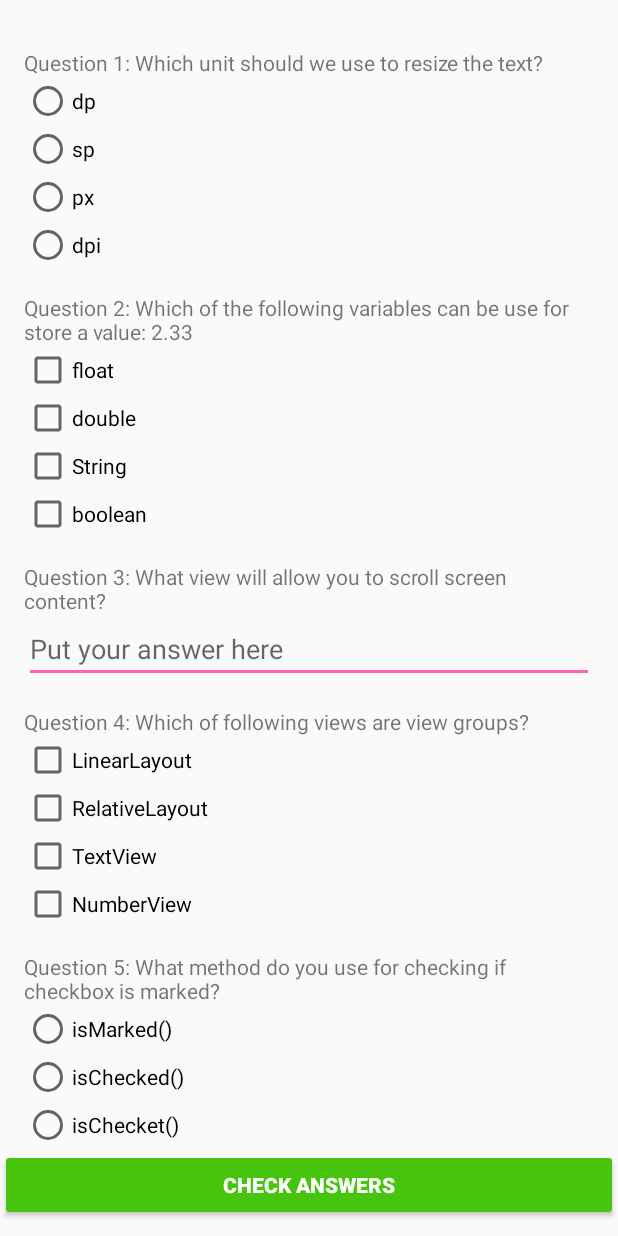
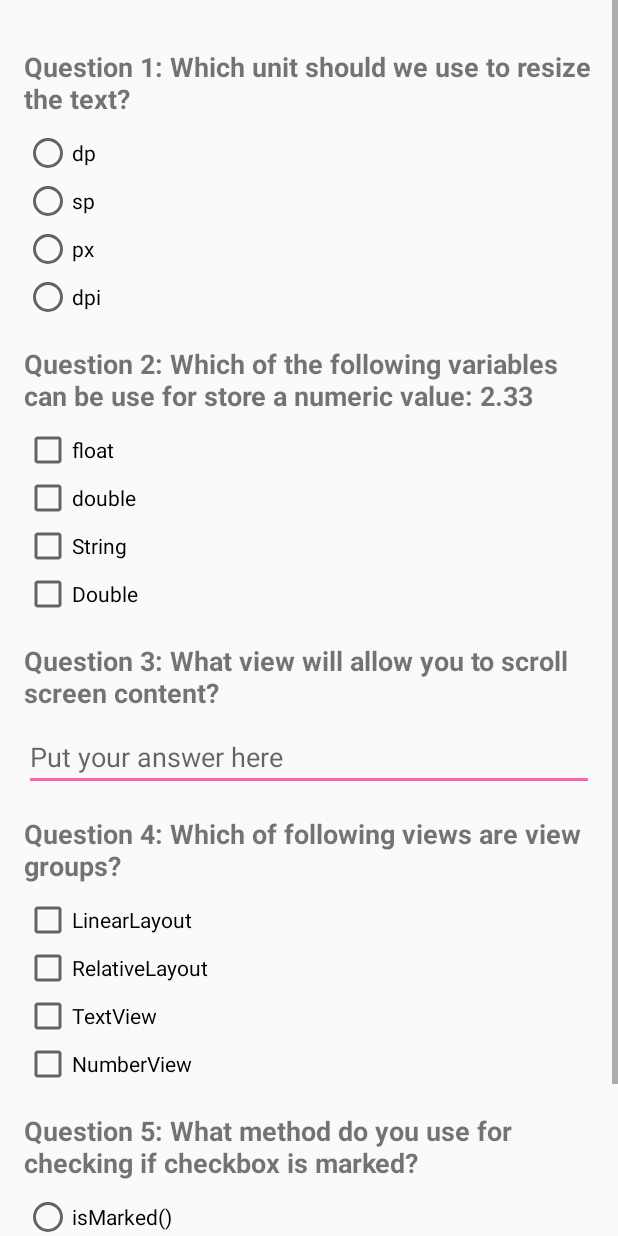
Before and after one commit to c0dexter/Android-Quiz-App, an Android app: the QuizActivity screen opened directly, with no data from a screen before it, on a phone screen of 412 x 824 dp. Run offline under Robolectric (Android 15) with nearby library versions, the phone set to English and light mode, and no system bars.

Commit message:
Logic for checking correct answer has been fixed Highlighting of correct answer has been implemented Redundant and commented code has been removed Additional color has been added Question 2 has been improved, more specific question + fixed answer

```diff
--- a/app/src/main/res/layout/activity_quiz.xml
+++ b/app/src/main/res/layout/activity_quiz.xml
@@ -7,7 +7,7 @@
 
     <RelativeLayout
         android:layout_width="fill_parent"
-        android:layout_height="fill_parent">
+        android:layout_height="wrap_content">
 
         <LinearLayout
             android:layout_width="match_parent"
@@ -18,9 +18,9 @@
             <!-- Question 1 -->
 
             <TextView
+                style="@style/StyleForGuizQuestion"
                 android:layout_width="match_parent"
                 android:layout_height="wrap_content"
-                android:layout_marginTop="@dimen/vertical_margin"
                 android:text="@string/question_1" />
 
             <RadioGroup
@@ -57,7 +57,7 @@
             <TextView
                 android:layout_width="match_parent"
                 android:layout_height="wrap_content"
-                android:layout_marginTop="@dimen/vertical_margin"
+                style="@style/StyleForGuizQuestion"
                 android:text="@string/question_2" />
 
             <CheckBox
@@ -90,7 +90,7 @@
             <TextView
                 android:layout_width="match_parent"
                 android:layout_height="wrap_content"
-                android:layout_marginTop="@dimen/vertical_margin"
+                style="@style/StyleForGuizQuestion"
                 android:text="@string/question_3" />
 
             <EditText
@@ -105,39 +105,39 @@
             <TextView
                 android:layout_width="match_parent"
                 android:layout_height="wrap_content"
-                android:layout_marginTop="@dimen/vertical_margin"
+                style="@style/StyleForGuizQuestion"
                 android:text="@string/question_4" />
 
             <CheckBox
                 android:id="@+id/q4_checkbox_1"
                 android:layout_width="wrap_content"
                 android:layout_height="wrap_content"
-                android:text="LinearLayout" />
+                android:text="@string/linearlayout_answer" />
 
             <CheckBox
                 android:id="@+id/q4_checkbox_2"
                 android:layout_width="wrap_content"
                 android:layout_height="wrap_content"
-                android:text="RelativeLayout" />
+                android:text="@string/relativelayout_answer" />
 
             <CheckBox
                 android:id="@+id/q4_checkbox_3"
                 android:layout_width="wrap_content"
                 android:layout_height="wrap_content"
-                android:text="TextView" />
+                android:text="@string/textview_answer" />
 
             <CheckBox
                 android:id="@+id/q4_checkbox_4"
                 android:layout_width="wrap_content"
                 android:layout_height="wrap_content"
-                android:text="NumberView" />
+                android:text="@string/numberview_answer" />
 
             <!-- Question 5 -->
 
             <TextView
                 android:layout_width="match_parent"
                 android:layout_height="wrap_content"
-                android:layout_marginTop="@dimen/vertical_margin"
+                style="@style/StyleForGuizQuestion"
                 android:text="@string/question_5_what_method_do_you_use_for_checking_if_checkbox_is_marked" />
 
             <RadioGroup
@@ -148,25 +148,25 @@
                     android:id="@+id/q5_rb_1"
                     android:layout_width="wrap_content"
                     android:layout_height="wrap_content"
-                    android:text="isMarked()" />
+                    android:text="@string/ismarked_answer_option" />
 
                 <RadioButton
                     android:id="@+id/q5_rb_2"
                     android:layout_width="wrap_content"
                     android:layout_height="wrap_content"
-                    android:text="isChecked()" />
+                    android:text="@string/ischecked_answer_option" />
 
                 <RadioButton
                     android:id="@+id/q5_rb_3"
                     android:layout_width="wrap_content"
                     android:layout_height="wrap_content"
-                    android:text="isChecket()" />
+                    android:text="@string/ischecket_answer_option" />
 
                 <RadioButton
                     android:id="@+id/q5_rb_4"
                     android:layout_width="wrap_content"
                     android:layout_height="wrap_content"
-                    android:text="isTrue()" />
+                    android:text="@string/istrue_answer_option" />
             </RadioGroup>
 
         </LinearLayout>
@@ -175,7 +175,6 @@
             android:id="@+id/submitButton"
             android:layout_width="match_parent"
             android:layout_height="wrap_content"
-            android:onClick="checkQuizAndShowResult"
             android:layout_alignParentBottom="true"
             android:text="@string/check_answers"
             android:backgroundTint="@color/startButtonColor"
--- a/app/src/main/res/values/colors.xml
+++ b/app/src/main/res/values/colors.xml
@@ -4,4 +4,5 @@
     <color name="colorPrimaryDark">#111111</color>
     <color name="colorAccent">#ff62b0</color>
     <color name="startButtonColor">#47c40e</color>
+    <color name="wrongAnswerColor">#f70202</color>
 </resources>
--- a/app/src/main/res/values/dimens.xml
+++ b/app/src/main/res/values/dimens.xml
@@ -4,7 +4,6 @@
     <dimen name="size_of_welcome_text">30sp</dimen>
     <dimen name="vertical_margin">16dp</dimen>
     <dimen name="drawable_padding">16dp</dimen>
-    <dimen name="size_of_mascots_green_guys">30sp</dimen>
     <dimen name="basic_horizontal_margin">16dp</dimen>
     <dimen name="divider_width">1dp</dimen>
 </resources>
--- a/app/src/main/res/values/strings.xml
+++ b/app/src/main/res/values/strings.xml
@@ -1,6 +1,6 @@
 <resources>
     <string name="app_name">Android Quiz App</string>
-    <string name="answer_10_questions">Answer 10 questions and learn how much you know about Android! Here we go!</string>
+    <string name="answer_10_questions">Answer 5 questions and learn how much you know about Android! Here we go!</string>
     <string name="the_quiz_contains">The quiz contains open questions as well as single and multiple choice answers</string>
     <string name="the_result_you_will_post">The result you will be able to post on social networking sites or send in private messages.</string>
     <string name="before_start">Before start the quiz, please fill out the form below. These data will be used to generate the final message.</string>
@@ -15,14 +15,23 @@
     <string name="sp">sp</string>
     <string name="px">px</string>
     <string name="dpi">dpi</string>
-    <string name="question_2">Question 2: Which of the following variables can be use for store a value: 2.33</string>
+    <string name="question_2">Question 2: Which of the following variables can be use for store a numeric value: 2.33</string>
     <string name="float_answer">float</string>
     <string name="double_answer">double</string>
     <string name="string_answer">String</string>
-    <string name="boolean_answer">boolean</string>
+    <string name="boolean_answer">Double</string>
     <string name="question_3">Question 3: What view will allow you to scroll screen content?</string>
     <string name="put_your_answer_here">Put your answer here</string>
     <string name="question_4">Question 4: Which of following views are view groups?</string>
     <string name="question_5_what_method_do_you_use_for_checking_if_checkbox_is_marked">Question 5: What method do you use for checking if checkbox is marked?</string>
     <string name="check_answers">Check answers</string>
+    <string name="linearlayout_answer">LinearLayout</string>
+    <string name="relativelayout_answer">RelativeLayout</string>
+    <string name="textview_answer">TextView</string>
+    <string name="numberview_answer">NumberView</string>
+    <string name="ismarked_answer_option">isMarked()</string>
+    <string name="ischecked_answer_option">isChecked()</string>
+    <string name="ischecket_answer_option">isChecket()</string>
+    <string name="istrue_answer_option">isTrue()</string>
+    <string name="enter_your_name">Enter your name</string>
 </resources>
--- a/app/src/main/res/values/styles.xml
+++ b/app/src/main/res/values/styles.xml
@@ -20,5 +20,12 @@
         <item name="colorAccent">@color/startButtonColor</item>
     </style>
 
+    <style name="StyleForGuizQuestion">
+        <item name="android:layout_marginTop">16dp</item>
+        <item name="android:layout_marginBottom">8dp</item>
+        <item name="android:textSize">18sp</item>
+        <item name="android:textStyle">bold</item>
+    </style>
+
 
 </resources>
--- a/build.gradle
+++ b/build.gradle
@@ -5,7 +5,7 @@ buildscript {
         jcenter()
     }
     dependencies {
-        classpath 'com.android.tools.build:gradle:2.3.0'
+        classpath 'com.android.tools.build:gradle:2.3.2'
 
         // NOTE: Do not place your application dependencies here; they belong
         // in the individual module build.gradle files
```
Also changed, not shown: app/src/main/java/com/example/android/androidquizapp/MainActivity.java (+5 -12 lines), app/src/main/java/com/example/android/androidquizapp/QuizActivity.java (+64 -19 lines), app/src/main/res/layout-v21/activity_main.xml (+1 -12 lines), app/src/main/res/layout/activity_main.xml (+1 -12 lines).
